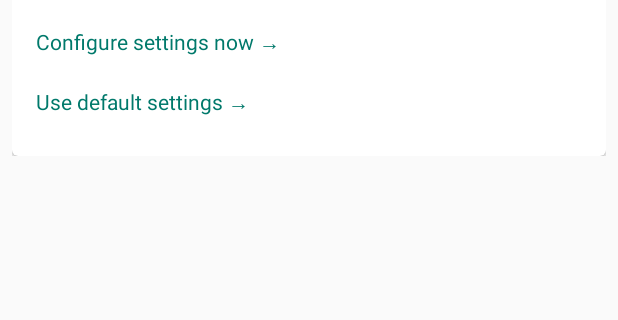
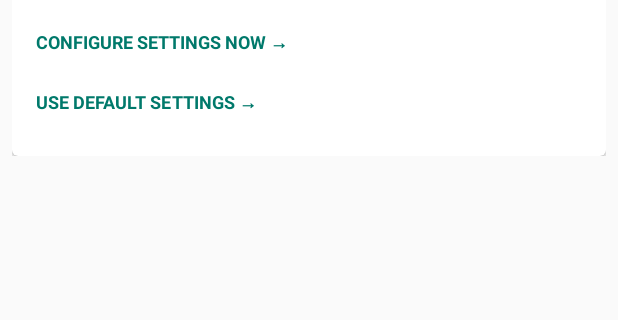
Before and after one commit to alphamu/PrayTime-Android, an Android app: the screen it shows after launch (SalaatTimesActivity), on a phone screen of 412 x 824 dp, the part 513-833 px from its top. Run offline under Robolectric (Android 15) with nearby library versions, the light colour scheme and no system bars.

Commit message:
Move times into a fragment. Move initial config into a fragment. Use saved configurations.

```diff
--- a/app/src/main/java/com/alimuzaffar/ramadanalarm/Constants.java
+++ b/app/src/main/java/com/alimuzaffar/ramadanalarm/Constants.java
@@ -1,9 +1,17 @@
 package com.alimuzaffar.ramadanalarm;
 
 public interface Constants {
+  // REQUEST CODES
   int REQUEST_CHECK_SETTINGS = 101;
+  int REQUEST_ONBOARDING = 102;
   int REQUEST_LOCATION = 103;
 
+  //EXTRAS
   String EXTRA_ALARM_INDEX = "alarm_index";
-  int ONBOARDING_REQUEST = 102;
+  String EXTRA_LAST_LOCATION = "last_location";
+
+  String CONTENT_FRAGMENT = "content_fragment";
+  String TIMES_FRAGMENT = "times_fragment";
+  String CONFIG_FRAGMENT = "config_fragment";
+  String LOCATION_FRAGMENT = "location_fragment";
 }
--- a/app/src/main/java/com/alimuzaffar/ramadanalarm/SalaatTimesActivity.java
+++ b/app/src/main/java/com/alimuzaffar/ramadanalarm/SalaatTimesActivity.java
@@ -14,22 +14,23 @@ import android.view.View;
 import android.view.ViewGroup;
 import android.widget.TextView;
 
+import com.alimuzaffar.ramadanalarm.fragments.InitialConfigFragment;
 import com.alimuzaffar.ramadanalarm.fragments.LocationHelper;
+import com.alimuzaffar.ramadanalarm.fragments.SalaatTimesFragment;
 import com.alimuzaffar.ramadanalarm.utils.PrayTime;
 
 import java.util.LinkedHashMap;
 import java.util.TimeZone;
 
 
-public class SalaatTimesActivity extends BaseActivity implements Constants, View.OnClickListener {
+public class SalaatTimesActivity extends BaseActivity implements Constants, View.OnClickListener, InitialConfigFragment.OnOptionSelectedListener {
 
   ViewGroup mTimesContainer;
-  TextView mConfigureNow;
   TextView mUseDefault;
 
-  int settingsRetries = 0;
-
   private LocationHelper mLocationHelper;
+  private SalaatTimesFragment mTimesFragment;
+  private InitialConfigFragment mConfigFragment;
   private Location mLastLocation = null;
 
   @Override
@@ -40,81 +41,31 @@ public class SalaatTimesActivity extends BaseActivity implements Constants, View
     Toolbar toolbar = (Toolbar) findViewById(R.id.toolbar);
     setSupportActionBar(toolbar);
 
-    LayoutInflater inflater = LayoutInflater.from(this);
     mTimesContainer = (ViewGroup) findViewById(R.id.times_container);
+    mLocationHelper = (LocationHelper) getSupportFragmentManager().findFragmentByTag(LOCATION_FRAGMENT);
 
     if (!AppSettings.getInstance(this).getBoolean(AppSettings.Key.HAS_DEFAULT_SET)) {
-      mTimesContainer.removeAllViews();
-      View configure = inflater.inflate(R.layout.view_configure_app, mTimesContainer, true);
-      mConfigureNow = (TextView) configure.findViewById(R.id.configure_now);
-      mUseDefault = (TextView) configure.findViewById(R.id.use_default);
-
-      mConfigureNow.setOnClickListener(this);
-      mUseDefault.setOnClickListener(this);
+      mConfigFragment = (InitialConfigFragment) getSupportFragmentManager().findFragmentByTag(CONFIG_FRAGMENT);
+      if (mConfigFragment == null) {
+        mConfigFragment = InitialConfigFragment.newInstance();
+        getSupportFragmentManager().beginTransaction().replace(R.id.fragment_container, mConfigFragment, CONFIG_FRAGMENT).commit();
+      }
     }
 
-    mLocationHelper =
-        (LocationHelper) getSupportFragmentManager().findFragmentByTag("location_fragment");
-
     if(mLocationHelper == null) {
-      mLocationHelper = new LocationHelper();
-      getSupportFragmentManager().beginTransaction()
-          .add(mLocationHelper, "location_fragment").commit();
+      mLocationHelper = LocationHelper.newInstance();
+      getSupportFragmentManager().beginTransaction().add(mLocationHelper, LOCATION_FRAGMENT).commit();
     }
   }
 
   @Override
   protected void onResume() {
     super.onResume();
-/*    if (BuildConfig.DEBUG) {
-      double latitude = -33.8736779;
-      double longitude = 151.196515;
-      mLastLocation = new Location("gps");
-      mLastLocation.setLatitude(latitude);
-      mLastLocation.setLongitude(longitude);
-      init();
-    }
-*/
+
     if (mLastLocation == null) {
       fetchLocation();
     }
   }
-
-  protected void init() {
-    // In future releases we will add more cards.
-    // Then we'll need to do this for each card.
-    // For now it's included in the layout which
-    // makes it easier to work with the layout editor.
-    // inflater.inflate(R.layout.view_prayer_times, timesContainer, true);
-
-    //Toolbar will now take on default Action Bar characteristics
-    LinkedHashMap<String, String> prayerTimes = PrayTime.getPrayerTimes(this, mLastLocation.getLatitude(), mLastLocation.getLongitude());
-
-    TextView title = (TextView) findViewById(R.id.card_title);
-    title.setText(TimeZone.getDefault().getID());
-
-    TextView fajr = (TextView) findViewById(R.id.fajr);
-    TextView dhuhr = (TextView) findViewById(R.id.dhuhr);
-    TextView asr = (TextView) findViewById(R.id.asr);
-    TextView maghrib = (TextView) findViewById(R.id.maghrib);
-    TextView isha = (TextView) findViewById(R.id.isha);
-    TextView sunrise = (TextView) findViewById(R.id.sunrise);
-    TextView sunset = (TextView) findViewById(R.id.sunset);
-    TextView alarm = (TextView) findViewById(R.id.alarm);
-
-    fajr.setText(prayerTimes.get(String.valueOf(fajr.getTag())));
-    dhuhr.setText(prayerTimes.get(String.valueOf(dhuhr.getTag())));
-    asr.setText(prayerTimes.get(String.valueOf(asr.getTag())));
-    maghrib.setText(prayerTimes.get(String.valueOf(maghrib.getTag())));
-    isha.setText(prayerTimes.get(String.valueOf(isha.getTag())));
-    sunrise.setText(prayerTimes.get(String.valueOf(sunrise.getTag())));
-    sunset.setText(prayerTimes.get(String.valueOf(sunset.getTag())));
-
-    //set text for the first card.
-    setAlarmButtonText(alarm, 0);
-    setAlarmButtonClickListener(alarm, 0);
-  }
-
 
   @Override
   public boolean onCreateOptionsMenu(Menu menu) {
@@ -139,44 +90,23 @@ public class SalaatTimesActivity extends BaseActivity implements Constants, View
     return super.onOptionsItemSelected(item);
   }
 
-  private void setAlarmButtonText(TextView button, int index) {
-    boolean isAlarmSet = AppSettings.getInstance(this).isAlarmSetFor(index);
-    int isAlarmSetInt = isAlarmSet ? 0 : 1;
-    String buttonText = getResources().getQuantityString(R.plurals.button_alarm, isAlarmSetInt);
-    button.setText(buttonText);
+  @Override
+  public void onClick(View v) {
+
   }
 
-  private void setAlarmButtonClickListener(TextView alarm, int index) {
-    alarm.setOnClickListener(new View.OnClickListener() {
-      int index = 0;
+  private void initTimes() {
+    if (AppSettings.getInstance(this).getBoolean(AppSettings.Key.HAS_DEFAULT_SET)) {
+      mTimesFragment = (SalaatTimesFragment) getSupportFragmentManager().findFragmentByTag(TIMES_FRAGMENT);
 
-      @Override
-      public void onClick(View v) {
-        Intent intent = new Intent(SalaatTimesActivity.this, SetAlarmActivity.class);
-        intent.putExtra(EXTRA_ALARM_INDEX, index);
-        startActivity(intent);
+      if (mTimesFragment == null) {
+        mTimesFragment = SalaatTimesFragment.newInstance(0, mLastLocation);
+      } else {
+        mTimesFragment.setLocation(mLastLocation);
       }
 
-      public View.OnClickListener init(int index) {
-        this.index = index;
-        return this;
-      }
-
-    }.init(index));
-  }
-
-  @Override
-  public void onClick(View v) {
-    if (v.getId() == mConfigureNow.getId()) {
-      startOnboardingFor(0);
-
-    } else if (v.getId() == mUseDefault.getId()) {
-      mTimesContainer.removeAllViews();
-      LayoutInflater inflater = LayoutInflater.from(this);
-      inflater.inflate(R.layout.view_prayer_times, mTimesContainer);
-      AppSettings.getInstance(this).set(AppSettings.Key.HAS_DEFAULT_SET, true);
-      if (mLastLocation != null) {
-        init();
+      if (!mTimesFragment.isAdded()) {
+        getSupportFragmentManager().beginTransaction().replace(R.id.fragment_container, mTimesFragment, TIMES_FRAGMENT).commit();
       }
     }
   }
@@ -184,7 +114,7 @@ public class SalaatTimesActivity extends BaseActivity implements Constants, View
   private void startOnboardingFor(int index) {
     Intent intent = new Intent(getApplicationContext(), OnboardingActivity.class);
     intent.putExtra(OnboardingActivity.EXTRA_CARD_INDEX, index);
-    startActivityForResult(intent, ONBOARDING_REQUEST);
+    startActivityForResult(intent, REQUEST_ONBOARDING);
   }
 
   @Override
@@ -203,9 +133,9 @@ public class SalaatTimesActivity extends BaseActivity implements Constants, View
           onLocationSettingsFailed();
           break;
       }
-    } else if (requestCode == ONBOARDING_REQUEST) {
+    } else if (requestCode == REQUEST_ONBOARDING) {
       if (resultCode == RESULT_OK) {
-        mUseDefault.performClick();
+        onUseDefaultSelected();
       }
     } else {
       super.onActivityResult(requestCode, resultCode, data);
@@ -215,7 +145,6 @@ public class SalaatTimesActivity extends BaseActivity implements Constants, View
   /**
    * Callback received when a permissions request has been completed.
    */
-  // UNCOMMENT WHEN SUPPORTING ANDROID-M STYLE RUNTIME PERMISSIONS
   @Override
   public void onRequestPermissionsResult(int requestCode, String[] permissions,
                                          int[] grantResults) {
@@ -252,8 +181,18 @@ public class SalaatTimesActivity extends BaseActivity implements Constants, View
   @Override
   public void onLocationChanged(Location location) {
     mLastLocation = location;
-    if (AppSettings.getInstance(this).getBoolean(AppSettings.Key.HAS_DEFAULT_SET)) {
-      init();
+    initTimes();
+  }
+
+  @Override
+  public void onConfigNowSelected(int num) {
+    startOnboardingFor(num);
+  }
+
+  @Override
+  public void onUseDefaultSelected() {
+    if (mLastLocation != null) {
+      initTimes();
     }
   }
 }
--- /dev/null
+++ b/app/src/main/java/com/alimuzaffar/ramadanalarm/fragments/InitialConfigFragment.java
@@ -0,0 +1,73 @@
+package com.alimuzaffar.ramadanalarm.fragments;
+
+
+import android.app.Activity;
+import android.os.Bundle;
+import android.support.v4.app.Fragment;
+import android.view.LayoutInflater;
+import android.view.View;
+import android.view.ViewGroup;
+import android.widget.TextView;
+
+import com.alimuzaffar.ramadanalarm.AppSettings;
+import com.alimuzaffar.ramadanalarm.R;
+
+public class InitialConfigFragment extends Fragment implements View.OnClickListener {
+
+  OnOptionSelectedListener mCallback;
+  TextView mConfigureNow;
+  TextView mUseDefault;
+
+  public static InitialConfigFragment newInstance() {
+    InitialConfigFragment fragment = new InitialConfigFragment();
+    return fragment;
+  }
+
+  public InitialConfigFragment() {
+    // Required empty public constructor
+  }
+
+  @Override
+  public void onAttach(Activity activity) {
+    super.onAttach(activity);
+    if (activity instanceof OnOptionSelectedListener) {
+      mCallback = (OnOptionSelectedListener) activity;
+    } else {
+      throw new IllegalArgumentException("activity should implement OnOptionSelectedListener");
+    }
+  }
+
+  @Override
+  public void onCreate(Bundle savedInstanceState) {
+    super.onCreate(savedInstanceState);
+  }
+
+  @Override
+  public View onCreateView(LayoutInflater inflater, ViewGroup container,
+                           Bundle savedInstanceState) {
+    View view = inflater.inflate(R.layout.fragment_initial_config, container, false);
+    mConfigureNow = (TextView) view.findViewById(R.id.configure_now);
+    mUseDefault = (TextView) view.findViewById(R.id.use_default);
+
+    mConfigureNow.setOnClickListener(this);
+    mUseDefault.setOnClickListener(this);
+    return view;
+  }
+
+
+  @Override
+  public void onClick(View v) {
+    if (v.getId() == mConfigureNow.getId()) {
+      mCallback.onConfigNowSelected(0);
+
+    } else if (v.getId() == mUseDefault.getId()) {
+      AppSettings.getInstance(getActivity()).set(AppSettings.Key.HAS_DEFAULT_SET, true);
+      mCallback.onUseDefaultSelected();
+    }
+  }
+
+  public interface OnOptionSelectedListener {
+    void onConfigNowSelected(int num);
+    void onUseDefaultSelected();
+  }
+}
--- a/app/src/main/res/drawable/bg_button_background.xml
+++ b/app/src/main/res/drawable/bg_button_background.xml
@@ -2,7 +2,7 @@
 <selector xmlns:android="http://schemas.android.com/apk/res/android">
     <item android:color="@color/teal_separator" android:state_pressed="true">
         <shape android:shape="rectangle">
-            <corners android:radius="@dimen/space" />
+            <corners android:radius="@dimen/space_half" />
             <solid android:color="@color/teal_separator" />
         </shape>
     </item>
--- a/app/src/main/res/layout/activity_salaat_times.xml
+++ b/app/src/main/res/layout/activity_salaat_times.xml
@@ -20,7 +20,10 @@
         android:paddingRight="@dimen/activity_horizontal_margin"
         android:paddingTop="@dimen/activity_vertical_margin">
 
-            <include layout="@layout/view_prayer_times" />
+        <FrameLayout
+            android:id="@+id/fragment_container"
+            android:layout_width="match_parent"
+            android:layout_height="wrap_content" />
 
     </RelativeLayout>
 </LinearLayout>
--- /dev/null
+++ b/app/src/main/res/layout/fragment_initial_config.xml
@@ -0,0 +1,9 @@
+<FrameLayout xmlns:android="http://schemas.android.com/apk/res/android"
+             xmlns:tools="http://schemas.android.com/tools"
+             android:layout_width="match_parent"
+             android:layout_height="match_parent"
+             tools:context=".fragments.InitialConfigFragment">
+
+    <include layout="@layout/view_configure_app" />
+
+</FrameLayout>
--- a/app/src/main/res/layout/toolbar.xml
+++ b/app/src/main/res/layout/toolbar.xml
@@ -1,10 +1,11 @@
 <?xml version="1.0" encoding="utf-8"?>
 <android.support.v7.widget.Toolbar
+    android:id="@+id/toolbar"
     xmlns:android="http://schemas.android.com/apk/res/android"
     xmlns:app="http://schemas.android.com/apk/res-auto"
-    app:theme="@style/AppTheme.Toolbar"
-    android:id="@+id/toolbar"
     android:layout_width="match_parent"
     android:layout_height="wrap_content"
     android:background="?attr/colorPrimary"
-    android:minHeight="?attr/actionBarSize"/>
+    android:minHeight="?attr/actionBarSize"
+    app:popupTheme="@style/ThemeOverlay.AppCompat.Light"
+    app:theme="@style/AppTheme.Toolbar"/>
--- a/app/src/main/res/layout/view_configure_app.xml
+++ b/app/src/main/res/layout/view_configure_app.xml
@@ -5,7 +5,6 @@
     xmlns:card_view="http://schemas.android.com/apk/res-auto"
     android:layout_width="match_parent"
     android:layout_height="wrap_content"
-    android:layout_gravity="center"
     card_view:cardCornerRadius="4dp">
 
     <ScrollView
--- a/app/src/main/res/layout/view_prayer_times.xml
+++ b/app/src/main/res/layout/view_prayer_times.xml
@@ -5,7 +5,7 @@
     android:id="@+id/card_view"
     android:layout_width="match_parent"
     android:layout_height="wrap_content"
-    android:layout_gravity="center"
+    android:layout_gravity="center_horizontal"
     card_view:cardCornerRadius="4dp">
 
     <ScrollView
--- a/app/src/main/res/values/dimens.xml
+++ b/app/src/main/res/values/dimens.xml
@@ -1,5 +1,6 @@
 <resources>
     <!-- Default screen margins, per the Android Design guidelines. -->
+    <dimen name="space_half">4dp</dimen>
     <dimen name="space">8dp</dimen>
     <dimen name="space_x2">16dp</dimen>
     <dimen name="space_x3">24dp</dimen>
--- a/app/src/main/res/values/strings.xml
+++ b/app/src/main/res/values/strings.xml
@@ -17,8 +17,8 @@
     <string name="button_next">Next \u2192</string>
     <string name="button_done">Done</string>
 
-    <string name="button_alarm_on">\u2192 Turn on alarm</string>
-    <string name="button_alarm_off">\u2192 Turn off alarm</string>
+    <string name="button_alarm_on">Turn on alarm \u2192</string>
+    <string name="button_alarm_off">Turn off alarm \u2192</string>
     <plurals name="button_alarm">
         <item quantity="zero">@string/button_alarm_off</item>
         <item quantity="one">@string/button_alarm_on</item>
@@ -91,4 +91,7 @@
         Without this, Salaat times will not be visible.
     </string>
 
+<!-- TODO: Remove or change this placeholder text -->
+    <string name="hello_blank_fragment">Hello blank fragment</string>
+
 </resources>
--- a/app/src/main/res/values/styles.xml
+++ b/app/src/main/res/values/styles.xml
@@ -93,6 +93,9 @@
         <item name="android:gravity">center</item>
         <item name="android:background">@drawable/bg_button_background</item>
         <item name="android:layout_margin">@dimen/space</item>
+        <item name="android:textAllCaps">true</item>
+        <item name="android:textStyle">bold</item>
+        <item name="android:textSize">12sp</item>
     </style>
 
     <style name="AppTheme.Toolbar" parent="ThemeOverlay.AppCompat.Dark.ActionBar">
```
Also changed, not shown: app/src/main/java/com/alimuzaffar/ramadanalarm/fragments/SalaatTimesFragment.java (added, +127 -0 lines), app/src/main/java/com/alimuzaffar/ramadanalarm/utils/PrayTime.java (+8 -5 lines), app/src/main/res/layout/fragment_onboarding_calculation_method.xml (+15 -8 lines), app/src/main/res/layout/fragment_salaat_times.xml (added, +9 -0 lines), app/src/main/res/layout/view_prev_next.xml (+6 -5 lines). Lines whose indentation alone changed are shown as unchanged.
